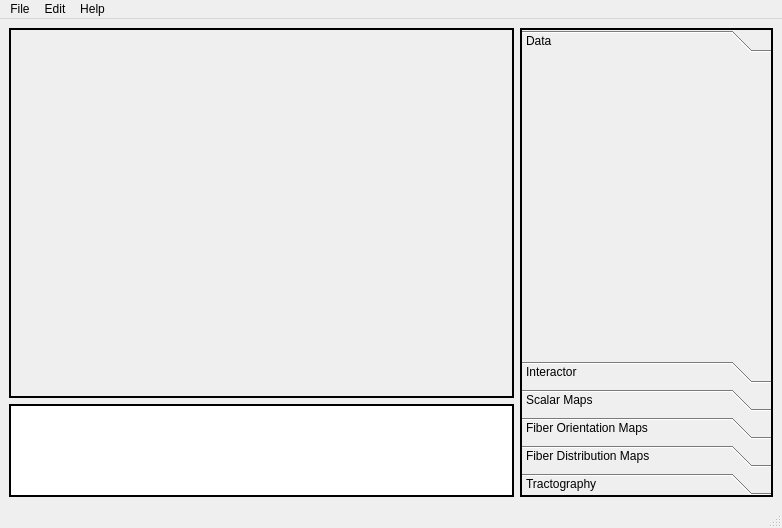
This is include/ui/window.ui in VRGroupRWTH/pli_view as Qt 5 draws it before an edit. The edited form follows.
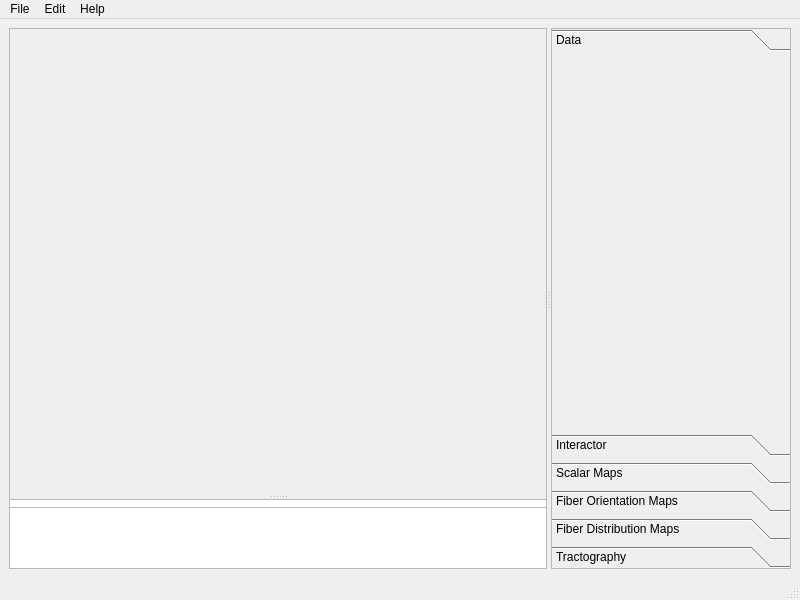
This is the edited form. Custom widgets are drawn as their Qt base class.

Diff of the .ui file:
```diff
--- a/include/ui/window.ui
+++ b/include/ui/window.ui
@@ -6,13 +6,28 @@
    <rect>
     <x>0</x>
     <y>0</y>
-    <width>782</width>
-    <height>528</height>
+    <width>800</width>
+    <height>600</height>
    </rect>
   </property>
+  <property name="sizePolicy">
+   <sizepolicy hsizetype="Expanding" vsizetype="Expanding">
+    <horstretch>0</horstretch>
+    <verstretch>0</verstretch>
+   </sizepolicy>
+  </property>
+  <property name="minimumSize">
+   <size>
+    <width>800</width>
+    <height>600</height>
+   </size>
+  </property>
   <property name="windowTitle">
    <string>Polarized Light Imaging Viewer</string>
   </property>
+  <property name="layoutDirection">
+   <enum>Qt::LeftToRight</enum>
+  </property>
   <widget class="QWidget" name="main">
    <property name="enabled">
     <bool>true</bool>
@@ -22,18 +37,62 @@
    </property>
    <layout class="QGridLayout" name="gridLayout_2">
     <item row="0" column="0">
+     <widget class="QSplitter" name="horizontal_splitter">
+      <property name="sizePolicy">
+       <sizepolicy hsizetype="Expanding" vsizetype="Expanding">
+        <horstretch>0</horstretch>
+        <verstretch>0</verstretch>
+       </sizepolicy>
+      </property>
+      <property name="minimumSize">
+       <size>
+        <width>0</width>
+        <height>480</height>
+       </size>
+      </property>
+      <property name="orientation">
+       <enum>Qt::Horizontal</enum>
+      </property>
+      <property name="handleWidth">
+       <number>4</number>
+      </property>
+      <widget class="QSplitter" name="vertical_splitter">
+       <property name="sizePolicy">
+        <sizepolicy hsizetype="Expanding" vsizetype="Expanding">
+         <horstretch>3</horstretch>
+         <verstretch>1</verstretch>
+        </sizepolicy>
+       </property>
+       <property name="minimumSize">
+        <size>
+         <width>0</width>
+         <height>480</height>
+        </size>
+       </property>
+       <property name="orientation">
+        <enum>Qt::Vertical</enum>
+       </property>
+       <property name="handleWidth">
+        <number>4</number>
+       </property>
      <widget class="QFrame" name="viewer_frame">
       <property name="sizePolicy">
-       <sizepolicy hsizetype="Expanding" vsizetype="Expanding">
-        <horstretch>2</horstretch>
+         <sizepolicy hsizetype="Preferred" vsizetype="Preferred">
+          <horstretch>0</horstretch>
         <verstretch>4</verstretch>
        </sizepolicy>
       </property>
+        <property name="minimumSize">
+         <size>
+          <width>0</width>
+          <height>480</height>
+         </size>
+        </property>
       <property name="frameShape">
-       <enum>QFrame::Box</enum>
+         <enum>QFrame::StyledPanel</enum>
       </property>
       <property name="frameShadow">
-       <enum>QFrame::Plain</enum>
+         <enum>QFrame::Sunken</enum>
       </property>
       <property name="lineWidth">
        <number>2</number>
@@ -52,30 +111,47 @@
         <number>0</number>
        </property>
        <item row="0" column="0">
-        <widget class="pli::viewer" name="viewer" native="true"/>
+          <widget class="pli::viewer" name="viewer" native="true">
+           <property name="sizePolicy">
+            <sizepolicy hsizetype="Expanding" vsizetype="Expanding">
+             <horstretch>0</horstretch>
+             <verstretch>0</verstretch>
+            </sizepolicy>
+           </property>
+           <property name="minimumSize">
+            <size>
+             <width>0</width>
+             <height>0</height>
+            </size>
+           </property>
+          </widget>
        </item>
       </layout>
      </widget>
-    </item>
-    <item row="1" column="0">
      <widget class="QTextBrowser" name="console">
       <property name="enabled">
        <bool>true</bool>
       </property>
       <property name="sizePolicy">
-       <sizepolicy hsizetype="Expanding" vsizetype="Expanding">
-        <horstretch>2</horstretch>
-        <verstretch>1</verstretch>
-       </sizepolicy>
-      </property>
+         <sizepolicy hsizetype="Preferred" vsizetype="Preferred">
+          <horstretch>0</horstretch>
+          <verstretch>0</verstretch>
+         </sizepolicy>
+        </property>
+        <property name="maximumSize">
+         <size>
+          <width>16777215</width>
+          <height>320</height>
+         </size>
+        </property>
       <property name="focusPolicy">
        <enum>Qt::NoFocus</enum>
       </property>
       <property name="frameShape">
-       <enum>QFrame::Box</enum>
+         <enum>QFrame::StyledPanel</enum>
       </property>
       <property name="frameShadow">
-       <enum>QFrame::Plain</enum>
+         <enum>QFrame::Sunken</enum>
       </property>
       <property name="lineWidth">
        <number>2</number>
@@ -90,15 +166,20 @@
        <set>Qt::LinksAccessibleByKeyboard|Qt::LinksAccessibleByMouse|Qt::TextBrowserInteraction|Qt::TextSelectableByKeyboard|Qt::TextSelectableByMouse</set>
       </property>
      </widget>
-    </item>
-    <item row="0" column="1" rowspan="2">
+      </widget>
      <widget class="QToolBox" name="toolbox">
       <property name="sizePolicy">
-       <sizepolicy hsizetype="Expanding" vsizetype="Preferred">
+        <sizepolicy hsizetype="Expanding" vsizetype="Expanding">
         <horstretch>1</horstretch>
         <verstretch>1</verstretch>
        </sizepolicy>
       </property>
+       <property name="minimumSize">
+        <size>
+         <width>240</width>
+         <height>0</height>
+        </size>
+       </property>
       <property name="font">
        <font>
         <weight>50</weight>
@@ -106,10 +187,10 @@
        </font>
       </property>
       <property name="frameShape">
-       <enum>QFrame::Box</enum>
+        <enum>QFrame::StyledPanel</enum>
       </property>
       <property name="frameShadow">
-       <enum>QFrame::Plain</enum>
+        <enum>QFrame::Sunken</enum>
       </property>
       <property name="lineWidth">
        <number>2</number>
@@ -128,8 +209,8 @@
         <rect>
          <x>0</x>
          <y>0</y>
-         <width>249</width>
-         <height>303</height>
+          <width>238</width>
+          <height>377</height>
         </rect>
        </property>
        <property name="font">
@@ -215,6 +296,7 @@
        </attribute>
       </widget>
      </widget>
+     </widget>
     </item>
    </layout>
   </widget>
@@ -223,7 +305,7 @@
     <rect>
      <x>0</x>
      <y>0</y>
-     <width>782</width>
+     <width>800</width>
      <height>21</height>
     </rect>
    </property>
```
Left out of the diff: 20 changed lines with no effect on the pictures. Lines whose indentation alone changed are shown as unchanged.
